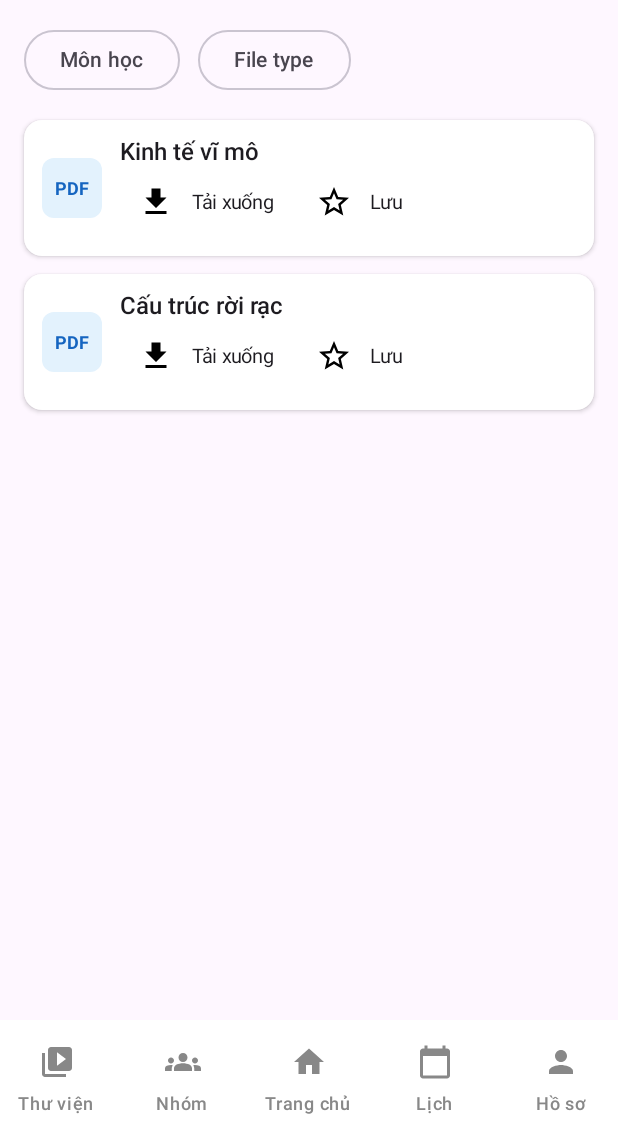
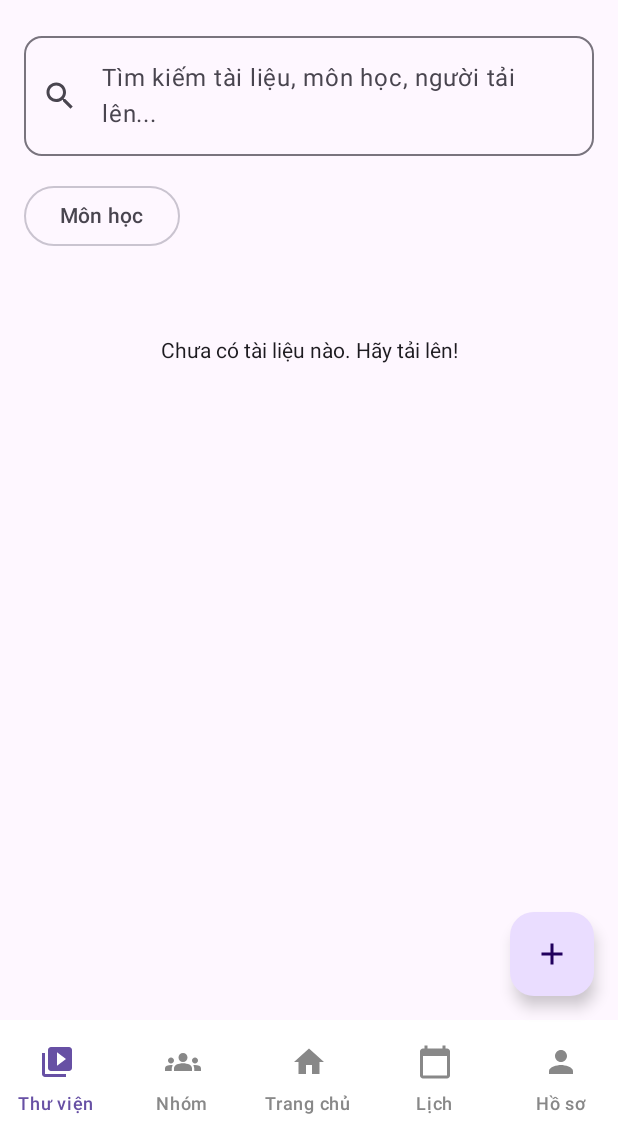
Before and after one commit to hahoang43/Study-S, an Android app built with Jetpack Compose: the @Preview function PreviewLibraryScreen, on a phone screen of 412 x 824 dp, the part 96-1236 px from its top. Run offline under Robolectric (Android 15) with nearby library versions, the light colour scheme and no system bars; our stand-ins replace Firebase (no records; nobody signed in at launch, a user with empty details on screens opened directly); libraries missing offline, so code that uses them is left out: com.cloudinary.android.

```diff
--- /dev/null
+++ b/app/src/main/java/com/example/study_s/data/repository/LibraryRepository.kt
@@ -0,0 +1,103 @@
+package com.example.study_s.data.repository
+
+import android.content.Context
+import android.net.Uri
+import com.cloudinary.android.MediaManager
+import com.cloudinary.android.callback.ErrorInfo
+import com.cloudinary.android.callback.UploadCallback
+import com.example.study_s.data.model.LibraryFile
+import com.google.firebase.firestore.FirebaseFirestore
+import kotlinx.coroutines.flow.Flow
+import kotlinx.coroutines.flow.flow
+import kotlinx.coroutines.tasks.await
+import kotlin.coroutines.resume
+import kotlin.coroutines.resumeWithException
+import kotlin.coroutines.suspendCoroutine
+
+class LibraryRepository {
+    private val db = FirebaseFirestore.getInstance()
+    private val filesCollection = db.collection("libraryFiles")
+
+    // Cấu hình Cloudinary (Dựa trên Cloud Name bạn đã cung cấp)
+    private val CLOUD_NAME = "dzhiudnhu"
+
+    // Tên Upload Preset. VUI LÒNG THAY THẾ BẰNG TÊN PRESET CỦA BẠN!
+    private val UPLOAD_PRESET_NAME = "Study_S"
+
+
+    /**
+     * Tải tất cả metadata file từ Firestore.
+     */
+    fun getAllFiles(): Flow<List<LibraryFile>> = flow {
+        val snapshot = filesCollection
+            .orderBy("uploadedAt", com.google.firebase.firestore.Query.Direction.DESCENDING)
+            .get()
+            .await()
+
+        val files = snapshot.toObjects(LibraryFile::class.java)
+        emit(files)
+    }
+
+    /**
+     * Tải file lên Cloudinary và sau đó lưu metadata vào Firestore.
+     */
+    suspend fun uploadFile(
+        context: Context,
+        fileUri: Uri,
+        fileName: String,
+        mimeType: String,
+        uploaderId: String,
+        uploaderName: String
+    ): String = suspendCoroutine { continuation ->
+
+        // Giả định MediaManager đã được khởi tạo bên ngoài (trong Application class)
+        MediaManager.get().upload(fileUri)
+            .option("resource_type", "auto")
+            .option("folder", "study_s_files")
+            .unsigned(UPLOAD_PRESET_NAME)
+            .callback(object : UploadCallback {
+                override fun onStart(requestId: String) {
+                    println("Cloudinary Upload Started: $requestId")
+                }
+
+                override fun onProgress(requestId: String, bytes: Long, totalBytes: Long) {
+                    // Xử lý tiến trình nếu cần
+                }
+
+                override fun onSuccess(requestId: String, resultData: Map<*, *>?) {
+                    val secureUrl = resultData?.get("secure_url") as? String
+                    if (secureUrl != null) {
+                        continuation.resume(secureUrl)
+                        // Lưu metadata vào Firestore sau khi upload thành công
+                        saveFileMetadata(
+                            LibraryFile(
+                                fileName = fileName,
+                                fileUrl = secureUrl,
+                                mimeType = mimeType,
+                                uploaderId = uploaderId,
+                                uploaderName = uploaderName
+                            )
+                        )
+                    } else {
+                        continuation.resumeWithException(Exception("Lỗi: Không nhận được URL an toàn từ Cloudinary."))
+                    }
+                }
+
+                override fun onError(requestId: String, error: ErrorInfo) {
+                    continuation.resumeWithException(Exception("Tải lên Cloudinary thất bại: ${error.description}"))
+                }
+
+                override fun onReschedule(requestId: String, error: ErrorInfo) {}
+            })
+            .dispatch(context) // Sử dụng Context để bắt đầu upload
+    }
+
+    /**
+     * Lưu metadata của file vào Firestore.
+     */
+    private fun saveFileMetadata(file: LibraryFile) {
+        filesCollection.document().set(file).addOnFailureListener { e ->
+            println("Lỗi lưu metadata vào Firestore: ${e.message}")
+        }
+    }
+}
--- a/app/src/main/java/com/example/study_s/ui/screens/library/Library.kt
+++ b/app/src/main/java/com/example/study_s/ui/screens/library/Library.kt
@@ -1,6 +1,13 @@
 package com.example.study_s.ui.screens.library
 
+import android.content.Context
+import android.content.Intent
+import android.net.Uri
+import android.provider.OpenableColumns
+import androidx.activity.compose.rememberLauncherForActivityResult
+import androidx.activity.result.contract.ActivityResultContracts
 import androidx.compose.foundation.background
+import androidx.compose.foundation.clickable
 import androidx.compose.foundation.layout.Arrangement
 import androidx.compose.foundation.layout.Box
 import androidx.compose.foundation.layout.Column
@@ -12,20 +19,27 @@ import androidx.compose.foundation.layout.height
 import androidx.compose.foundation.layout.padding
 import androidx.compose.foundation.layout.size
 import androidx.compose.foundation.layout.width
+import androidx.compose.foundation.lazy.LazyColumn
+import androidx.compose.foundation.lazy.items
 import androidx.compose.foundation.shape.RoundedCornerShape
 import androidx.compose.material.icons.Icons
+import androidx.compose.material.icons.filled.Add
 import androidx.compose.material.icons.filled.Download
-import androidx.compose.material.icons.filled.StarBorder
+import androidx.compose.material.icons.filled.Search
 import androidx.compose.material3.Card
 import androidx.compose.material3.CardDefaults
+import androidx.compose.material3.CircularProgressIndicator
 import androidx.compose.material3.DropdownMenu
 import androidx.compose.material3.DropdownMenuItem
+import androidx.compose.material3.FloatingActionButton
 import androidx.compose.material3.Icon
 import androidx.compose.material3.IconButton
 import androidx.compose.material3.OutlinedButton
+import androidx.compose.material3.OutlinedTextField
 import androidx.compose.material3.Scaffold
 import androidx.compose.material3.Text
 import androidx.compose.runtime.Composable
+import androidx.compose.runtime.collectAsState
 import androidx.compose.runtime.getValue
 import androidx.compose.runtime.mutableStateOf
 import androidx.compose.runtime.remember
@@ -34,60 +48,124 @@ import androidx.compose.ui.Alignment
 import androidx.compose.ui.Modifier
 import androidx.compose.ui.draw.clip
 import androidx.compose.ui.graphics.Color
+import androidx.compose.ui.platform.LocalContext
 import androidx.compose.ui.text.font.FontWeight
 import androidx.compose.ui.text.style.TextOverflow
 import androidx.compose.ui.tooling.preview.Preview
 import androidx.compose.ui.unit.dp
 import androidx.compose.ui.unit.sp
+import androidx.lifecycle.viewmodel.compose.viewModel
 import androidx.navigation.NavController
 import androidx.navigation.compose.rememberNavController
+import com.example.study_s.data.model.LibraryFile
 import com.example.study_s.ui.screens.components.BottomNavBar
 import com.example.study_s.ui.screens.components.TopBar
+import com.example.study_s.viewmodel.LibraryViewModel
+
 
 @Composable
-fun LibraryScreen(navController: NavController) {
-    var selectedSubject by remember { mutableStateOf("Môn học") }
+fun LibraryScreen(
+    navController: NavController,
+    libraryViewModel: LibraryViewModel = viewModel(),
+    currentRoute: String? = null
+) {
+    val files by libraryViewModel.files.collectAsState()
+    val isLoading by libraryViewModel.isLoading.collectAsState()
+    val error by libraryViewModel.error.collectAsState()
+
+    // Giả lập thông tin người dùng hiện tại
+    val currentUserId = "user_123"
+    val currentUserName by remember { mutableStateOf("User ABC") }
+
+    // Bộ lọc và tìm kiếm
+    var searchQuery by remember { mutableStateOf("") }
+    val subjects by remember { mutableStateOf(listOf("Môn học", "Kinh tế vĩ mô", "Cấu trúc rời rạc", "Lập trình")) }
+    var selectedSubject by remember { mutableStateOf(subjects.first()) }
     var expandedSubject by remember { mutableStateOf(false) }
 
-    var selectedFileType by remember { mutableStateOf("File type") }
-    var expandedFileType by remember { mutableStateOf(false) }
+    val context = LocalContext.current // Lấy Context hiện tại
 
-    val subjects = listOf("Tất cả", "Kinh tế vĩ mô", "Cấu trúc rời rạc")
-    val fileTypes = listOf("PDF", "DOCX", "PPTX")
+    // Launcher để mở bộ chọn file hệ thống và TẢI LÊN TRỰC TIẾP
+    val filePickerLauncher = rememberLauncherForActivityResult(
+        contract = ActivityResultContracts.GetContent(),
+        onResult = { uri: Uri? ->
+            uri?.let { fileUri ->
+                // 1. Lấy MIME type và Tên file
+                val (fileName, mimeType) = getFileInfo(context, fileUri)
 
-    val files = listOf(
-        FileItem("Kinh tế vĩ mô", "PDF"),
-        FileItem("Cấu trúc rời rạc", "PDF")
+                // 2. Gọi ViewModel để xử lý Upload file lên Cloudinary và lưu metadata
+                libraryViewModel.uploadFile(
+                    context = context, // Truyền Context
+                    fileUri = fileUri,
+                    fileName = fileName,
+                    mimeType = mimeType,
+                    uploaderId = currentUserId,
+                    uploaderName = currentUserName
+                )
+            }
+        }
     )
+
+    // Logic lọc file
+    val filteredFiles = files.filter { file ->
+        val searchMatch = file.fileName.contains(searchQuery, ignoreCase = true) || file.uploaderName.contains(searchQuery, ignoreCase = true)
+        val subjectMatch = selectedSubject == subjects.first() || file.fileName.contains(selectedSubject, ignoreCase = true)
+        searchMatch && subjectMatch
+    }
+
 
     Scaffold(
         topBar = {
             TopBar(
                 onNavIconClick = { navController.navigateUp() },
-                onNotificationClick = { navController.navigate("notification") },
-                onSearchClick = { navController.navigate("search") }
+                onNotificationClick = { /* TODO: Notification */ },
+                onSearchClick = { /* TODO: Search */ }
             )
         },
         bottomBar = {
-            BottomNavBar(navController = navController, currentRoute = null)
+            BottomNavBar(navController = navController, currentRoute = currentRoute ?: "library")
+        },
+        floatingActionButton = {
+            FloatingActionButton(
+                onClick = {
+                    // Mở bộ chọn file hệ thống (cho phép chọn tất cả các loại file)
+                    filePickerLauncher.launch("*/*")
+                }
+            ) {
+                Icon(Icons.Default.Add, contentDescription = "Upload File")
+            }
         }
     ) { innerPadding ->
         Column(
             modifier = Modifier
                 .fillMaxSize()
                 .padding(innerPadding)
-                .padding(16.dp)
+                .padding(horizontal = 16.dp)
         ) {
-            // Bộ lọc trên đầu
+            // Thanh tìm kiếm
+            OutlinedTextField(
+                value = searchQuery,
+                onValueChange = { searchQuery = it },
+                label = { Text("Tìm kiếm tài liệu, môn học, người tải lên...") },
+                leadingIcon = { Icon(Icons.Default.Search, contentDescription = "Search Icon") },
+                modifier = Modifier
+                    .fillMaxWidth()
+                    .padding(top = 16.dp),
+                shape = RoundedCornerShape(12.dp)
+            )
+
+            // Bộ lọc
             Row(
-                horizontalArrangement = Arrangement.spacedBy(12.dp)
+                horizontalArrangement = Arrangement.spacedBy(12.dp),
+                modifier = Modifier.padding(top = 16.dp)
             ) {
+                // Dropdown 1: Môn học
                 Box {
                     OutlinedButton(
                         onClick = { expandedSubject = true },
                         shape = RoundedCornerShape(50)
                     ) {
-                        Text(selectedSubject)
+                        Text(selectedSubject, maxLines = 1)
                     }
                     DropdownMenu(
                         expanded = expandedSubject,
@@ -104,107 +182,158 @@ fun LibraryScreen(navController: NavController) {
                         }
                     }
                 }
-
-                Box {
-                    OutlinedButton(
-                        onClick = { expandedFileType = true },
-                        shape = RoundedCornerShape(50)
-                    ) {
-                        Text(selectedFileType)
-                    }
-                    DropdownMenu(
-                        expanded = expandedFileType,
-                        onDismissRequest = { expandedFileType = false }
-                    ) {
-                        fileTypes.forEach { type ->
-                            DropdownMenuItem(
-                                text = { Text(type) },
-                                onClick = {
-                                    selectedFileType = type
-                                    expandedFileType = false
-                                }
-                            )
-                        }
-                    }
-                }
             }
 
             Spacer(modifier = Modifier.height(16.dp))
 
+            // Trạng thái Loading và Error
+            if (isLoading) {
+                Box(modifier = Modifier.fillMaxWidth().height(100.dp), contentAlignment = Alignment.Center) {
+                    CircularProgressIndicator()
+                    Text("Đang tải file lên...", modifier = Modifier.padding(top = 80.dp), color = Color.Gray)
+                }
+            } else if (error != null) {
+                Text("Lỗi: $error", color = Color.Red, modifier = Modifier.padding(vertical = 8.dp))
+            } else if (files.isEmpty() && searchQuery.isBlank()) {
+                Box(modifier = Modifier.fillMaxWidth().height(100.dp), contentAlignment = Alignment.Center) {
+                    Text("Chưa có tài liệu nào. Hãy tải lên!")
+                }
+            } else if (filteredFiles.isEmpty()) {
+                Box(modifier = Modifier.fillMaxWidth().height(100.dp), contentAlignment = Alignment.Center) {
+                    Text("Không tìm thấy tài liệu phù hợp.", color = Color.Gray)
+                }
+            }
+
             // Danh sách file
-            files.forEach { file ->
-                FileCard(fileName = file.name, fileType = file.type)
-                Spacer(modifier = Modifier.height(12.dp))
-            }
-        }
-    }
-}
-
-@Composable
-fun FileCard(fileName: String, fileType: String) {
-    Card(
-        modifier = Modifier
-            .fillMaxWidth(),
-        shape = RoundedCornerShape(12.dp),
-        colors = CardDefaults.cardColors(containerColor = Color.White),
-        elevation = CardDefaults.cardElevation(defaultElevation = 2.dp)
-    ) {
-        Row(
-            modifier = Modifier
-                .padding(12.dp),
-            verticalAlignment = Alignment.CenterVertically,
-            horizontalArrangement = Arrangement.SpaceBetween
-        ) {
-            Row(verticalAlignment = Alignment.CenterVertically) {
-                Box(
-                    modifier = Modifier
-                        .size(40.dp)
-                        .clip(RoundedCornerShape(8.dp))
-                        .background(Color(0xFFE3F2FD)),
-                    contentAlignment = Alignment.Center
-                ) {
-                    Text(
-                        text = fileType,
-                        color = Color(0xFF1565C0),
-                        fontWeight = FontWeight.Bold,
-                        fontSize = 12.sp
-                    )
-                }
-                Spacer(modifier = Modifier.width(12.dp))
-                Column {
-                    Text(
-                        text = fileName,
-                        fontSize = 16.sp,
-                        fontWeight = FontWeight.Medium,
-                        maxLines = 1,
-                        overflow = TextOverflow.Ellipsis
-                    )
-                    Row(verticalAlignment = Alignment.CenterVertically) {
-                        IconButton(onClick = {  }) {
-                            Icon(
-                                imageVector = Icons.Default.Download,
-                                contentDescription = "Tải xuống",
-                                tint = Color.Black
-                            )
-                        }
-                        Text("Tải xuống", fontSize = 13.sp)
-                        Spacer(modifier = Modifier.width(16.dp))
-                        IconButton(onClick = { }) {
-                            Icon(
-                                imageVector = Icons.Default.StarBorder,
-                                contentDescription = "Lưu",
-                                tint = Color.Black
-                            )
-                        }
-                        Text("Lưu", fontSize = 13.sp)
+            LazyColumn {
+                items(filteredFiles) { file ->
+                    FileCard(file = file) { fileUrl ->
+                        // Mở link Cloudinary để tải xuống/xem
+                        val intent = Intent(Intent.ACTION_VIEW, Uri.parse(fileUrl))
+                        context.startActivity(intent)
                     }
+                    Spacer(modifier = Modifier.height(12.dp))
                 }
             }
         }
     }
 }
 
-data class FileItem(val name: String, val type: String)
+// --- Component con: Card hiển thị File ---
+@Composable
+fun FileCard(file: LibraryFile, onDownloadClick: (String) -> Unit) {
+    Card(
+        modifier = Modifier
+            .fillMaxWidth()
+            .clickable { onDownloadClick(file.fileUrl) },
+        shape = RoundedCornerShape(12.dp),
+        colors = CardDefaults.cardColors(containerColor = Color.White),
+        elevation = CardDefaults.cardElevation(defaultElevation = 2.dp)
+    ) {
+        Row(
+            modifier = Modifier.padding(12.dp),
+            verticalAlignment = Alignment.CenterVertically,
+            horizontalArrangement = Arrangement.SpaceBetween
+        ) {
+            // Icon và Thông tin file
+            Row(verticalAlignment = Alignment.CenterVertically, modifier = Modifier.weight(1f)) {
+                Box(
+                    modifier = Modifier
+                        .size(40.dp)
+                        .clip(RoundedCornerShape(8.dp))
+                        .background(getMimeTypeColor(file.mimeType)),
+                    contentAlignment = Alignment.Center
+                ) {
+                    Text(
+                        text = getMimeTypeDisplayName(file.mimeType),
+                        color = Color.White,
+                        fontWeight = FontWeight.Bold,
+                        fontSize = 12.sp
+                    )
+                }
+                Spacer(modifier = Modifier.width(12.dp))
+                Column(modifier = Modifier.weight(1f)) {
+                    Text(
+                        text = file.fileName,
+                        fontSize = 16.sp,
+                        fontWeight = FontWeight.Medium,
+                        maxLines = 1,
+                        overflow = TextOverflow.Ellipsis
+                    )
+                    Text(
+                        text = "Tải lên bởi: ${file.uploaderName}",
+                        fontSize = 12.sp,
+                        color = Color.Gray,
+                        maxLines = 1,
+                        overflow = TextOverflow.Ellipsis
+                    )
+                }
+            }
+
+            // Nút Tải xuống (hoặc Xem)
+            IconButton(onClick = { onDownloadClick(file.fileUrl) }) {
+                Icon(
+                    imageVector = Icons.Default.Download,
+                    contentDescription = "Xem tài liệu",
+                    tint = Color(0xFF0D47A1),
+                    modifier = Modifier.size(28.dp)
+                )
+            }
+        }
+    }
+}
+
+// --- Hàm tiện ích chuyển đổi MimeType ---
+
+@Composable
+fun getMimeTypeColor(mimeType: String): Color {
+    return when (mimeType.lowercase()) {
+        "application/pdf" -> Color(0xFFE53935)
+        "application/vnd.openxmlformats-officedocument.wordprocessingml.document",
+        "application/msword" -> Color(0xFF1976D2)
+        "application/vnd.openxmlformats-officedocument.presentationml.presentation",
+        "application/vnd.ms-powerpoint" -> Color(0xFFFDD835)
+        "application/vnd.openxmlformats-officedocument.spreadsheetml.sheet",
+        "application/vnd.ms-excel" -> Color(0xFF43A047)
+        else -> Color(0xFF9E9E9E)
+    }
+}
+
+@Composable
+fun getMimeTypeDisplayName(mimeType: String): String {
+    return when (mimeType.lowercase()) {
+        "application/pdf" -> "PDF"
+        "application/vnd.openxmlformats-officedocument.wordprocessingml.document",
+        "application/msword" -> "DOCX"
+        "application/vnd.openxmlformats-officedocument.presentationml.presentation",
+        "application/vnd.ms-powerpoint" -> "PPTX"
+        "application/vnd.openxmlformats-officedocument.spreadsheetml.sheet",
+        "application/vnd.ms-excel" -> "XLSX"
+        else -> "FILE"
+    }
+}
+
+/**
+ * Hàm đọc tên file và mimeType từ Uri.
+ */
+fun getFileInfo(context: Context, uri: Uri): Pair<String, String> {
+    var name = "Tên File Không Xác Định"
+    var type = context.contentResolver.getType(uri) ?: "application/octet-stream"
+
+    val cursor = context.contentResolver.query(uri, null, null, null, null)
+    cursor?.use {
+        if (it.moveToFirst()) {
+            val nameIndex = it.getColumnIndex(OpenableColumns.DISPLAY_NAME)
+            if (nameIndex != -1) {
+                name = it.getString(nameIndex)
+            }
+        }
+    }
+
+    // Đảm bảo tên file được cắt ngắn nếu quá dài
+    val finalName = if (name.length > 50) name.take(47) + "..." else name
+    return Pair(finalName, type)
+}
 
 @Preview(showBackground = true)
 @Composable
--- /dev/null
+++ b/app/src/main/java/com/example/study_s/viewmodel/LibraryViewModel.kt
@@ -0,0 +1,75 @@
+package com.example.study_s.viewmodel
+
+import android.content.Context
+import android.net.Uri
+import androidx.lifecycle.ViewModel
+import androidx.lifecycle.viewModelScope
+import com.example.study_s.data.model.LibraryFile
+import com.example.study_s.data.repository.LibraryRepository
+import kotlinx.coroutines.flow.MutableStateFlow
+import kotlinx.coroutines.flow.StateFlow
+import kotlinx.coroutines.flow.asStateFlow
+import kotlinx.coroutines.launch
+
+class LibraryViewModel(private val libraryRepository: LibraryRepository = LibraryRepository()) : ViewModel() {
+
+    private val _files = MutableStateFlow<List<LibraryFile>>(emptyList())
+    val files: StateFlow<List<LibraryFile>> = _files.asStateFlow()
+
+    private val _isLoading = MutableStateFlow(false)
+    val isLoading: StateFlow<Boolean> = _isLoading.asStateFlow()
+
+    private val _error = MutableStateFlow<String?>(null)
+    val error: StateFlow<String?> = _error.asStateFlow()
+
+    init {
+        loadAllFiles()
+    }
+
+    /**
+     * Tải tất cả file từ repository.
+     */
+    fun loadAllFiles() {
+        viewModelScope.launch {
+            _isLoading.value = true
+            _error.value = null
+            libraryRepository.getAllFiles().collect { fileList ->
+                _files.value = fileList
+                _isLoading.value = false
+            }
+        }
+    }
+
+    /**
+     * Xử lý quy trình tải file lên Cloudinary và lưu metadata.
+     */
+    fun uploadFile(
+        context: Context, // Nhận Context từ UI
+        fileUri: Uri,
+        fileName: String,
+        mimeType: String,
+        uploaderId: String,
+        uploaderName: String
+    ) {
+        viewModelScope.launch {
+            _isLoading.value = true
+            try {
+                // Gọi Repository để xử lý cả upload và lưu metadata
+                libraryRepository.uploadFile(
+                    context = context, // Truyền Context xuống Repository
+                    fileUri = fileUri,
+                    fileName = fileName,
+                    mimeType = mimeType,
+                    uploaderId = uploaderId,
+                    uploaderName = uploaderName
+                )
+                // loadAllFiles() sẽ được gọi để cập nhật UI sau khi upload thành công
+            } catch (e: Exception) {
+                _error.value = "Lỗi upload file: ${e.message}"
+            } finally {
+                // Đảm bảo loading được tắt ngay cả khi có lỗi
+                _isLoading.value = false
+            }
+        }
+    }
+}
```
Also changed, not shown: app/src/main/java/com/example/study_s/data/model/LibraryFile.kt (added, +11 -0 lines), app/src/main/java/com/example/study_s/ui/screens/library/UploadFileDialog.kt (added, +75 -0 lines).
